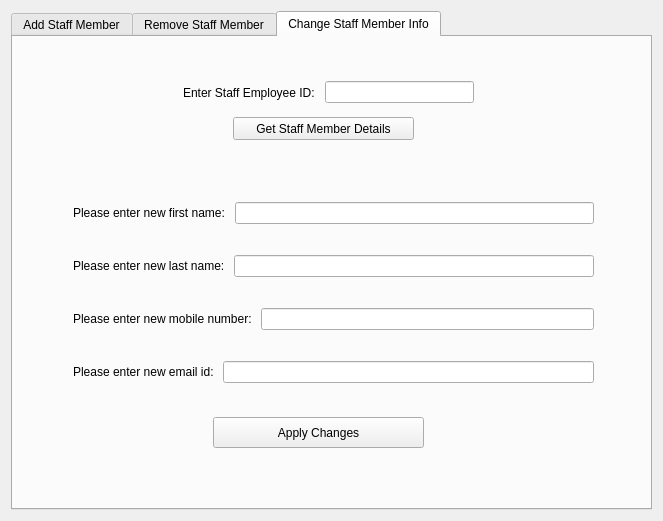
Before: the Qt Designer form Staff/staff_management.ui in preeti-valunjkar/LibraryManagement, drawn with Qt 5.
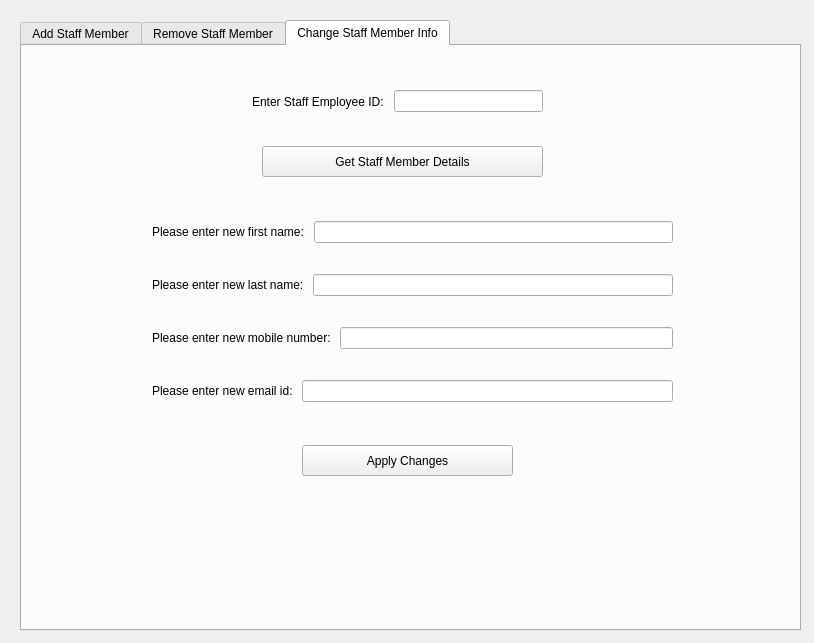
After: the same form once the commit is applied. The open tabs and pages were chosen to show the change.

What changed in the file:
```diff
--- a/Staff/staff_management.ui
+++ b/Staff/staff_management.ui
@@ -6,16 +6,22 @@
    <rect>
     <x>0</x>
     <y>0</y>
-    <width>663</width>
-    <height>521</height>
+    <width>814</width>
+    <height>643</height>
    </rect>
   </property>
   <property name="windowTitle">
    <string>Staff Member Management</string>
   </property>
-  <layout class="QGridLayout" name="gridLayout">
-   <item row="0" column="0">
     <widget class="QTabWidget" name="tabWidget">
+   <property name="geometry">
+    <rect>
+     <x>20</x>
+     <y>20</y>
+     <width>781</width>
+     <height>611</height>
+    </rect>
+   </property>
      <property name="currentIndex">
       <number>0</number>
      </property>
@@ -214,7 +220,7 @@
       <widget class="QWidget" name="horizontalLayoutWidget_2">
        <property name="geometry">
         <rect>
-         <x>170</x>
+       <x>230</x>
          <y>30</y>
          <width>291</width>
          <height>51</height>
@@ -252,8 +258,8 @@
       <widget class="QStackedWidget" name="changeinfostackedWidget">
        <property name="geometry">
         <rect>
-         <x>10</x>
-         <y>120</y>
+       <x>80</x>
+       <y>130</y>
          <width>571</width>
          <height>301</height>
         </rect>
@@ -365,8 +371,8 @@
          </property>
          <property name="geometry">
           <rect>
-           <x>190</x>
-           <y>260</y>
+         <x>200</x>
+         <y>269</y>
            <width>211</width>
            <height>31</height>
           </rect>
@@ -380,10 +386,10 @@
       <widget class="QPushButton" name="get_details_btn">
        <property name="geometry">
         <rect>
-         <x>220</x>
-         <y>80</y>
-         <width>181</width>
-         <height>23</height>
+       <x>240</x>
+       <y>100</y>
+       <width>281</width>
+       <height>31</height>
         </rect>
        </property>
        <property name="text">
@@ -393,10 +399,10 @@
       <widget class="QLabel" name="apply_msg_lbl">
        <property name="geometry">
         <rect>
-         <x>150</x>
-         <y>430</y>
-         <width>321</width>
-         <height>20</height>
+       <x>250</x>
+       <y>460</y>
+       <width>281</width>
+       <height>31</height>
         </rect>
        </property>
        <property name="font">
@@ -418,8 +424,6 @@
       <zorder>apply_msg_lbl</zorder>
      </widget>
     </widget>
-   </item>
-  </layout>
  </widget>
  <resources/>
  <connections/>
```
Left out of the diff: 38 changed lines with no effect on the pictures. Lines whose indentation alone changed are shown as unchanged.
